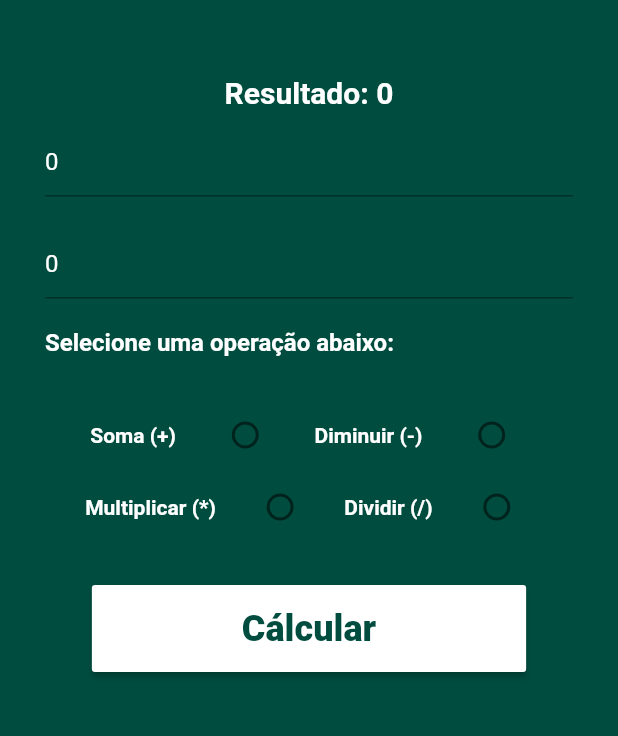
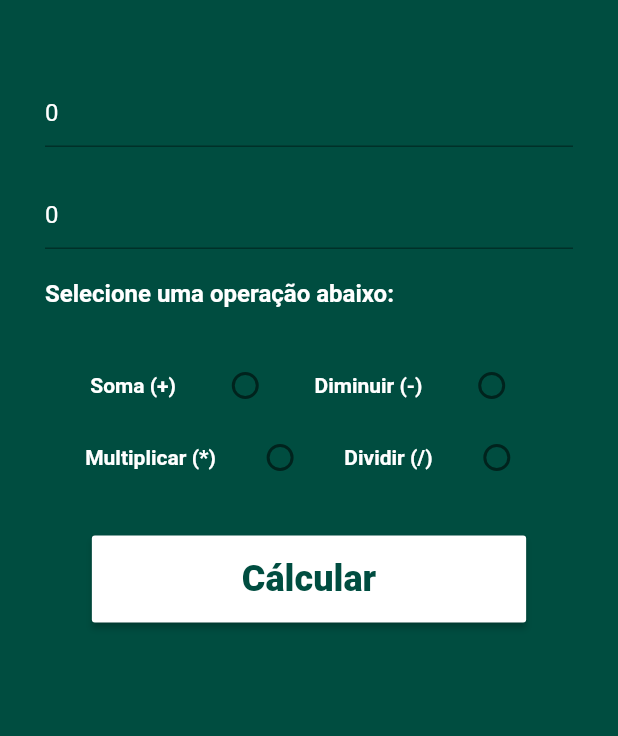
Before and after one commit to romeuporto/Calc, a Flutter app: the screen it shows after launch, after a tap on "Cálcular", on a phone screen of 412 x 824 dp, the part 225-961 px from its top. Run offline on Flutter 3.47's test engine with Material 2 defaults, Android fonts, the phone set to English and light mode, and no system bars.

Commit message:
created result page

```diff
--- a/calc/lib/PageCalc.dart
+++ b/calc/lib/PageCalc.dart
@@ -1,3 +1,4 @@
+import 'package:calc/PageResult.dart';
 import 'package:flutter/cupertino.dart';
 import 'package:flutter/material.dart';
 
@@ -70,17 +71,6 @@ class _PageCalcState extends State<PageCalc> {
               ),
               SizedBox(
                 height: 50,
-              ),
-              Text(
-                "Resultado: $igual",
-                style: TextStyle(
-                  color: Colors.white,
-                  fontSize: 20,
-                  fontWeight: FontWeight.bold,
-                ),
-              ),
-              SizedBox(
-                height: 10,
               ),
               TextField(
                 controller: valor1,
@@ -160,7 +150,8 @@ class _PageCalcState extends State<PageCalc> {
                           activeColor: Colors.white,
                           value: "+",
                           groupValue: selectedRadio,
-                          onChanged: (var escolha) {
+                          onChanged:(var escolha) {
+                            somar();
                             setState(() {
                               selectedRadio = escolha;
                               print("Resultado:" + escolha);
@@ -178,6 +169,7 @@ class _PageCalcState extends State<PageCalc> {
                           value: "-",
                           groupValue: selectedRadio,
                           onChanged: (var escolha) {
+                            dimi();
                             setState(() {
                               setState(() {
                                 selectedRadio = escolha;
@@ -203,6 +195,7 @@ class _PageCalcState extends State<PageCalc> {
                           value: "*",
                           groupValue: selectedRadio,
                           onChanged: (var escolha) {
+                            multi();
                             setState(() {
                               setState(() {
                                 selectedRadio = escolha;
@@ -222,6 +215,7 @@ class _PageCalcState extends State<PageCalc> {
                           value: "/",
                           groupValue: selectedRadio,
                           onChanged: (var escolha) {
+                            divi();
                             setState(() {
                               setState(() {
                                 selectedRadio = escolha;
@@ -260,6 +254,12 @@ class _PageCalcState extends State<PageCalc> {
                   multi();
                   divi();
                   selectedRadio;
+                  Navigator.push(
+                      (context),
+                      MaterialPageRoute(
+                          builder: (context) => PageResult()
+                      )
+                  );
                 },
               ),
             ],
```
Also changed, not shown: calc/lib/PageResult.dart (added, +28 -0 lines).
